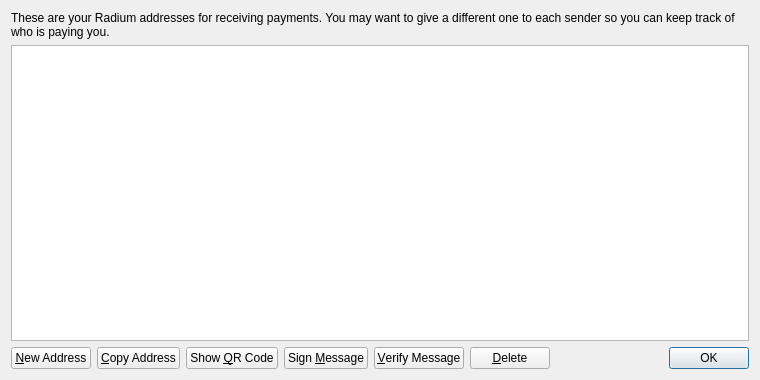
Above: src/qt/forms/addressbookpage.ui from tm2013/Radium before the change. Below: the same form after it.
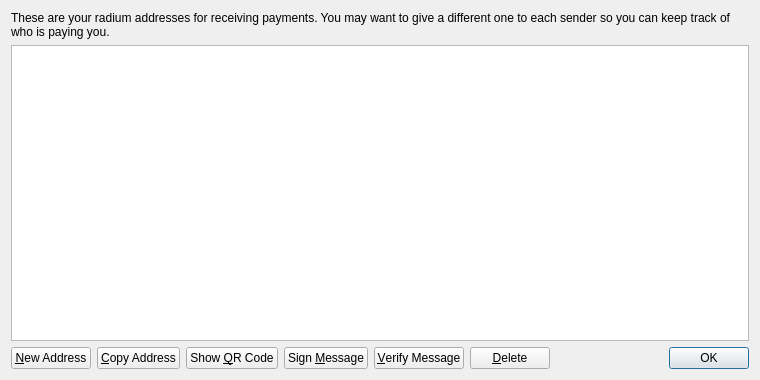
That is the form after the change.

The edit to the form file:
```diff
--- a/src/qt/forms/addressbookpage.ui
+++ b/src/qt/forms/addressbookpage.ui
@@ -17,7 +17,7 @@
    <item>
     <widget class="QLabel" name="labelExplanation">
      <property name="text">
-      <string>These are your Radium addresses for receiving payments. You may want to give a different one to each sender so you can keep track of who is paying you.</string>
+      <string>These are your radium addresses for receiving payments. You may want to give a different one to each sender so you can keep track of who is paying you.</string>
      </property>
      <property name="textFormat">
       <enum>Qt::PlainText</enum>
```
Left out of the diff: 8 changed lines with no effect on the pictures.
